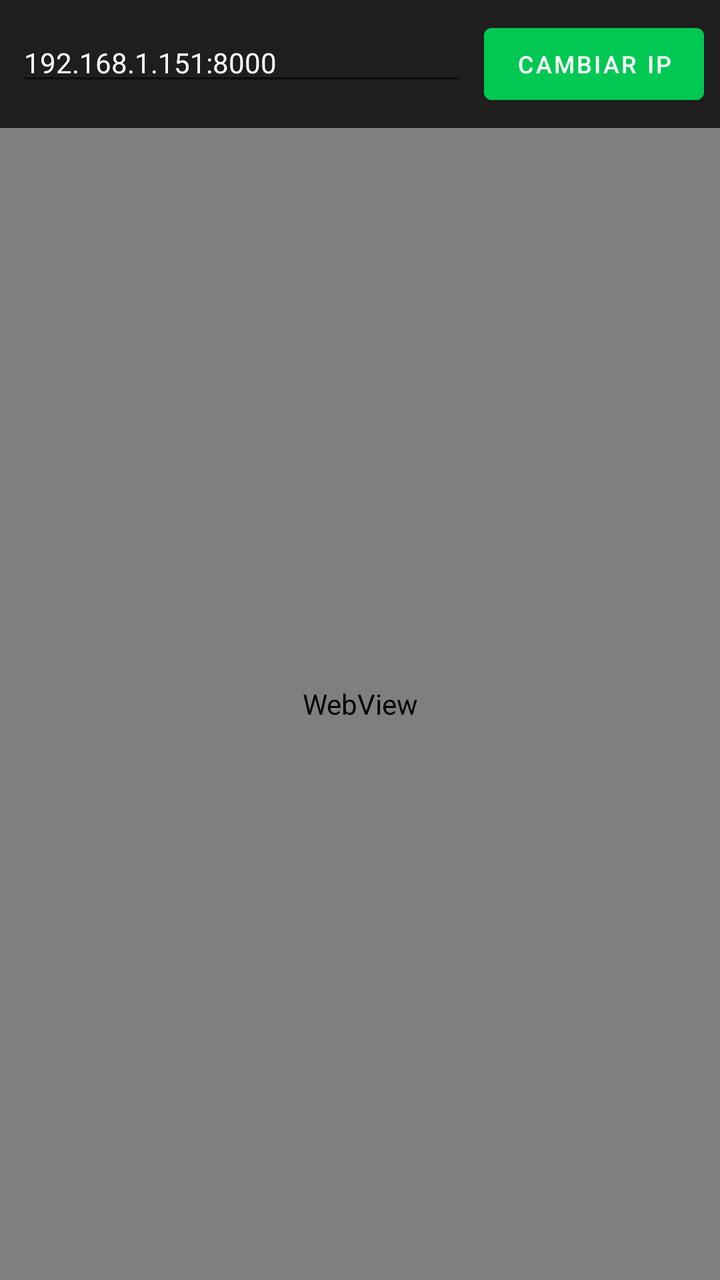
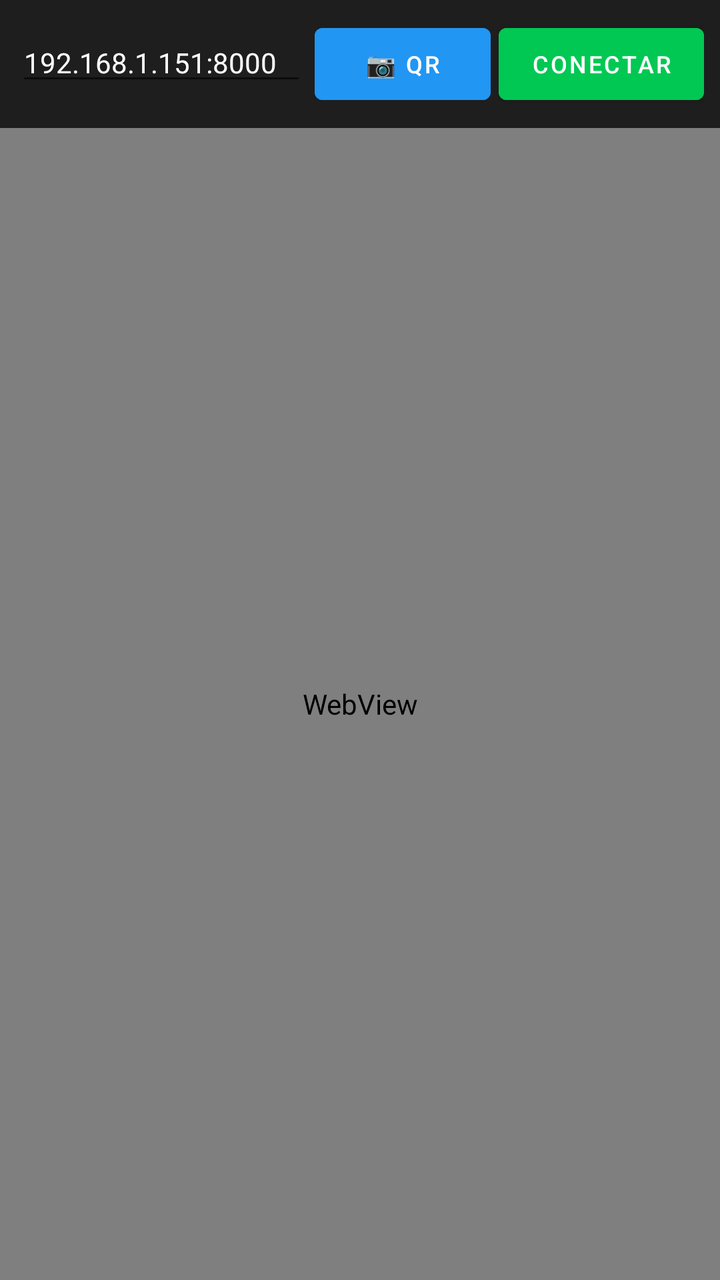

An Android layout rendered at two revisions. The XML below is the earlier revision; the diff shows what the commit changed to produce the second picture.
<!-- AndroidManifest.xml: application theme Theme.App -->
<!-- res/layout/activity_main.xml -->
<?xml version="1.0" encoding="utf-8"?>

<RelativeLayout xmlns:android="http://schemas.android.com/apk/res/android"
    android:layout_width="match_parent"
    android:layout_height="match_parent"
    android:background="#121212">

    
    <LinearLayout
        android:id="@+id/layoutPrincipal"
        android:layout_width="match_parent"
        android:layout_height="match_parent"
        android:orientation="vertical">

        
        <LinearLayout
            android:layout_width="match_parent"
            android:layout_height="wrap_content"
            android:orientation="horizontal"
            android:padding="8dp"
            android:background="#1E1E1E">

            <EditText
                android:id="@+id/etIpAddress"
                android:layout_width="0dp"
                android:layout_height="wrap_content"
                android:layout_weight="1"
                android:hint="IP del Servidor (Ej: 192.168.1.151:8000)"
                android:text="192.168.1.151:8000"
                android:textColor="#FFFFFF"
                android:textColorHint="#777777"
                android:inputType="text"
                android:textSize="14sp" />

            <Button
                android:id="@+id/btnConnect"
                android:layout_width="wrap_content"
                android:layout_height="wrap_content"
                android:text="CAMBIAR IP"
                android:backgroundTint="#00C853"
                android:textColor="#FFFFFF"
                android:textSize="12sp"
                android:layout_marginStart="8dp" />
        </LinearLayout>

        
        <WebView
            android:id="@+id/webview"
            android:layout_width="match_parent"
            android:layout_height="match_parent" />
    </LinearLayout>

    
    <VideoView
        android:id="@+id/videoPublicidad"
        android:layout_width="match_parent"
        android:layout_height="match_parent"
        android:layout_centerInParent="true"
        android:visibility="gone" />

</RelativeLayout>
<!-- resources referenced by this layout -->
<resources>
  <style name="Theme.App" parent="Theme.MaterialComponents.DayNight.DarkActionBar">
          <item name="colorPrimary">#00AA33</item>
          <item name="colorOnPrimary">#ffffff</item>
      </style>
</resources>

<!-- the commit's change to res/layout/activity_main.xml (unified diff, before → after) -->
@@ -33,14 +33,24 @@
                 android:textSize="14sp" />
 
             <Button
+                android:id="@+id/btnScanQR"
+                android:layout_width="wrap_content"
+                android:layout_height="wrap_content"
+                android:text="📷 QR"
+                android:backgroundTint="#2196F3"
+                android:textColor="#FFFFFF"
+                android:textSize="12sp"
+                android:layout_marginStart="4dp" />
+
+            <Button
                 android:id="@+id/btnConnect"
                 android:layout_width="wrap_content"
                 android:layout_height="wrap_content"
-                android:text="CAMBIAR IP"
+                android:text="CONECTAR"
                 android:backgroundTint="#00C853"
                 android:textColor="#FFFFFF"
                 android:textSize="12sp"
-                android:layout_marginStart="8dp" />
+                android:layout_marginStart="4dp" />
         </LinearLayout>
 
         
